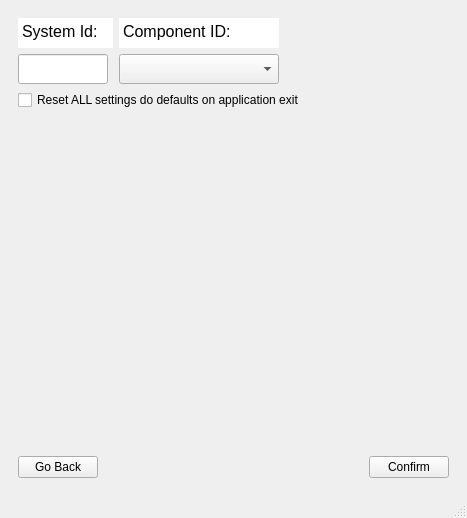
YevheniiKovryzhenko/KGroundControl, file src/kgroundcontrol.ui: the form before one commit.
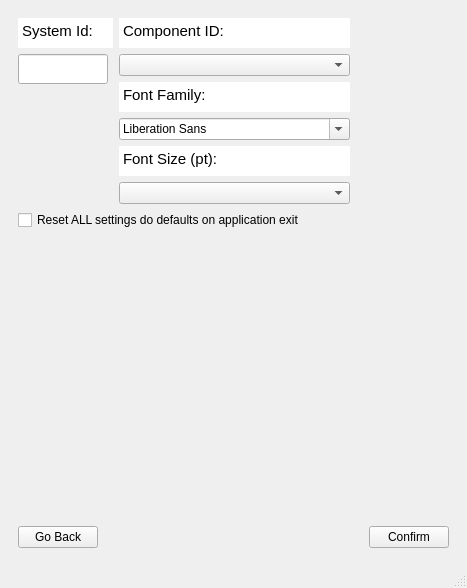
The form after the commit. The open tabs and pages were chosen to show the change.

Diff of the .ui file:
```diff
--- a/src/kgroundcontrol.ui
+++ b/src/kgroundcontrol.ui
@@ -7,7 +7,7 @@
     <x>0</x>
     <y>0</y>
     <width>467</width>
-    <height>518</height>
+    <height>588</height>
    </rect>
   </property>
   <property name="sizePolicy">
@@ -1816,8 +1816,8 @@
 hr { height: 1px; border-width: 0; }
 li.unchecked::marker { content: &quot;\2610&quot;; }
 li.checked::marker { content: &quot;\2612&quot;; }
-&lt;/style&gt;&lt;/head&gt;&lt;body style=&quot; font-family:'Sans Serif'; font-size:9pt; font-weight:400; font-style:normal;&quot;&gt;
-&lt;p style=&quot; margin-top:0px; margin-bottom:0px; margin-left:0px; margin-right:0px; -qt-block-indent:0; text-indent:0px;&quot;&gt;&lt;span style=&quot; font-family:'Segoe UI'; font-size:12pt;&quot;&gt;System Id:&lt;/span&gt;&lt;/p&gt;&lt;/body&gt;&lt;/html&gt;</string>
+&lt;/style&gt;&lt;/head&gt;&lt;body style=&quot; font-family:'Ubuntu Sans'; font-size:11pt; font-weight:400; font-style:normal;&quot;&gt;
+&lt;p style=&quot; margin-top:0px; margin-bottom:0px; margin-left:0px; margin-right:0px; -qt-block-indent:0; text-indent:0px;&quot;&gt;System Id:&lt;/p&gt;&lt;/body&gt;&lt;/html&gt;</string>
               </property>
               <property name="textInteractionFlags">
                <set>Qt::NoTextInteraction</set>
@@ -1926,8 +1926,8 @@
 hr { height: 1px; border-width: 0; }
 li.unchecked::marker { content: &quot;\2610&quot;; }
 li.checked::marker { content: &quot;\2612&quot;; }
-&lt;/style&gt;&lt;/head&gt;&lt;body style=&quot; font-family:'Sans Serif'; font-size:9pt; font-weight:400; font-style:normal;&quot;&gt;
-&lt;p style=&quot; margin-top:0px; margin-bottom:0px; margin-left:0px; margin-right:0px; -qt-block-indent:0; text-indent:0px;&quot;&gt;&lt;span style=&quot; font-family:'Segoe UI'; font-size:12pt;&quot;&gt;Component ID:&lt;/span&gt;&lt;/p&gt;&lt;/body&gt;&lt;/html&gt;</string>
+&lt;/style&gt;&lt;/head&gt;&lt;body style=&quot; font-family:'Ubuntu Sans'; font-size:11pt; font-weight:400; font-style:normal;&quot;&gt;
+&lt;p style=&quot; margin-top:0px; margin-bottom:0px; margin-left:0px; margin-right:0px; -qt-block-indent:0; text-indent:0px;&quot;&gt;Component ID:&lt;/p&gt;&lt;/body&gt;&lt;/html&gt;</string>
               </property>
               <property name="textInteractionFlags">
                <set>Qt::NoTextInteraction</set>
@@ -1935,7 +1935,10 @@
              </widget>
             </item>
             <item>
-             <widget class="QComboBox" name="cmbx_compid">
+             <widget class="QComboBox" name="cmbx_compid"/>
+            </item>
+            <item>
+             <widget class="QTextBrowser" name="lbl_font_family">
               <property name="sizePolicy">
                <sizepolicy hsizetype="Fixed" vsizetype="Fixed">
                 <horstretch>0</horstretch>
@@ -1954,14 +1957,80 @@
                 <height>30</height>
                </size>
               </property>
-              <property name="baseSize">
+              <property name="frameShape">
+               <enum>QFrame::NoFrame</enum>
+              </property>
+              <property name="verticalScrollBarPolicy">
+               <enum>Qt::ScrollBarAlwaysOff</enum>
+              </property>
+              <property name="horizontalScrollBarPolicy">
+               <enum>Qt::ScrollBarAlwaysOff</enum>
+              </property>
+              <property name="sizeAdjustPolicy">
+               <enum>QAbstractScrollArea::AdjustToContents</enum>
+              </property>
+              <property name="html">
+               <string>&lt;!DOCTYPE HTML PUBLIC &quot;-//W3C//DTD HTML 4.0//EN&quot; &quot;http://www.w3.org/TR/REC-html40/strict.dtd&quot;&gt;
+&lt;html&gt;&lt;head&gt;&lt;meta name=&quot;qrichtext&quot; content=&quot;1&quot; /&gt;&lt;meta charset=&quot;utf-8&quot; /&gt;&lt;style type=&quot;text/css&quot;&gt;
+p, li { white-space: pre-wrap; }
+hr { height: 1px; border-width: 0; }
+li.unchecked::marker { content: &quot;\2610&quot;; }
+li.checked::marker { content: &quot;\2612&quot;; }
+&lt;/style&gt;&lt;/head&gt;&lt;body style=&quot; font-family:'Ubuntu Sans'; font-size:11pt; font-weight:400; font-style:normal;&quot;&gt;
+&lt;p style=&quot; margin-top:0px; margin-bottom:0px; margin-left:0px; margin-right:0px; -qt-block-indent:0; text-indent:0px;&quot;&gt;Font Family:&lt;/p&gt;&lt;/body&gt;&lt;/html&gt;</string>
+              </property>
+             </widget>
+            </item>
+            <item>
+             <widget class="QFontComboBox" name="font_combo"/>
+            </item>
+            <item>
+             <widget class="QTextBrowser" name="lbl_font_size">
+              <property name="sizePolicy">
+               <sizepolicy hsizetype="Fixed" vsizetype="Fixed">
+                <horstretch>0</horstretch>
+                <verstretch>0</verstretch>
+               </sizepolicy>
+              </property>
+              <property name="minimumSize">
                <size>
-                <width>0</width>
-                <height>0</height>
+                <width>160</width>
+                <height>30</height>
                </size>
               </property>
+              <property name="maximumSize">
+               <size>
+                <width>500</width>
+                <height>30</height>
+               </size>
+              </property>
+              <property name="frameShape">
+               <enum>QFrame::NoFrame</enum>
+              </property>
+              <property name="verticalScrollBarPolicy">
+               <enum>Qt::ScrollBarAlwaysOff</enum>
+              </property>
+              <property name="horizontalScrollBarPolicy">
+               <enum>Qt::ScrollBarAlwaysOff</enum>
+              </property>
+              <property name="sizeAdjustPolicy">
+               <enum>QAbstractScrollArea::AdjustToContents</enum>
+              </property>
+              <property name="html">
+               <string>&lt;!DOCTYPE HTML PUBLIC &quot;-//W3C//DTD HTML 4.0//EN&quot; &quot;http://www.w3.org/TR/REC-html40/strict.dtd&quot;&gt;
+&lt;html&gt;&lt;head&gt;&lt;meta name=&quot;qrichtext&quot; content=&quot;1&quot; /&gt;&lt;meta charset=&quot;utf-8&quot; /&gt;&lt;style type=&quot;text/css&quot;&gt;
+p, li { white-space: pre-wrap; }
+hr { height: 1px; border-width: 0; }
+li.unchecked::marker { content: &quot;\2610&quot;; }
+li.checked::marker { content: &quot;\2612&quot;; }
+&lt;/style&gt;&lt;/head&gt;&lt;body style=&quot; font-family:'Ubuntu Sans'; font-size:11pt; font-weight:400; font-style:normal;&quot;&gt;
+&lt;p style=&quot; margin-top:0px; margin-bottom:0px; margin-left:0px; margin-right:0px; -qt-block-indent:0; text-indent:0px;&quot;&gt;Font Size (pt):&lt;/p&gt;&lt;/body&gt;&lt;/html&gt;</string>
+              </property>
              </widget>
             </item>
+            <item>
+             <widget class="QComboBox" name="font_size_combo"/>
+            </item>
             <item>
              <spacer name="verticalSpacer_6">
               <property name="orientation">
```
Left out of the diff: 70 changed lines with no effect on the pictures.
